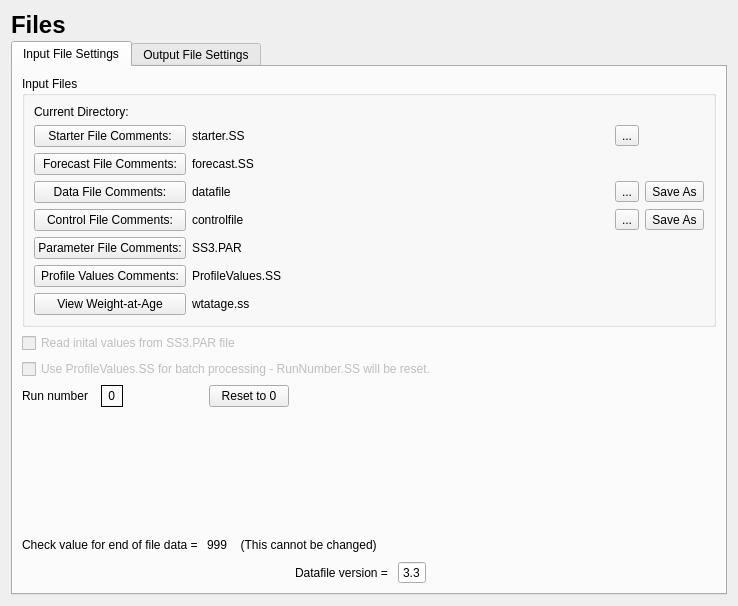
Before: the Qt Designer form src/file_widget.ui in nmfs-ost/ss3-ssi, drawn with Qt 5.
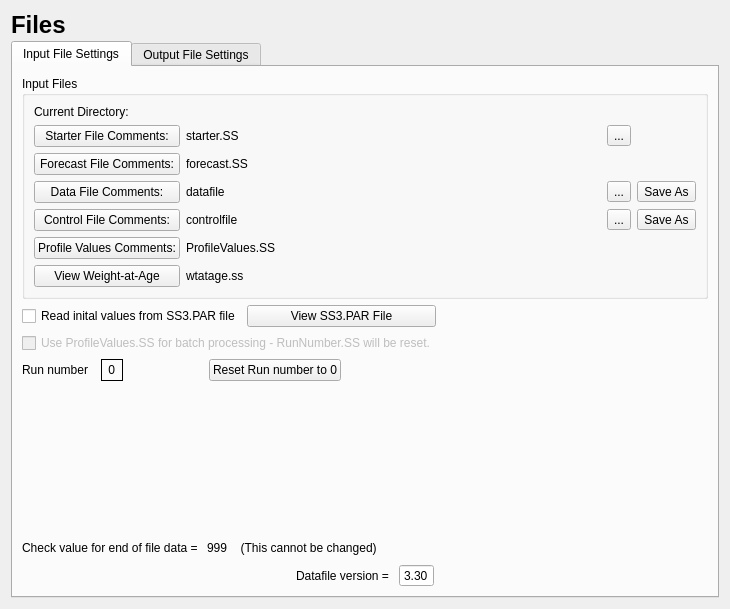
After: the same form once the commit is applied. Icons and pictures are not drawn.

What changed in the file:
```diff
--- a/src/file_widget.ui
+++ b/src/file_widget.ui
@@ -6,8 +6,8 @@
    <rect>
     <x>0</x>
     <y>0</y>
-    <width>738</width>
-    <height>606</height>
+    <width>730</width>
+    <height>609</height>
    </rect>
   </property>
   <property name="windowTitle">
@@ -67,7 +67,37 @@
        <string>Input File Settings</string>
       </attribute>
       <layout class="QGridLayout" name="gridLayout_3">
-       <item row="11" column="0">
+       <item row="15" column="0">
+        <spacer name="verticalSpacer_read_set">
+         <property name="orientation">
+          <enum>Qt::Vertical</enum>
+         </property>
+         <property name="sizeHint" stdset="0">
+          <size>
+           <width>20</width>
+           <height>40</height>
+          </size>
+         </property>
+        </spacer>
+       </item>
+       <item row="10" column="0">
+        <widget class="QCheckBox" name="checkBox_par_file">
+         <property name="enabled">
+          <bool>true</bool>
+         </property>
+         <property name="text">
+          <string>Read inital values from SS3.PAR file</string>
+         </property>
+        </widget>
+       </item>
+       <item row="10" column="1">
+        <widget class="QPushButton" name="pushButton_viewParFile">
+         <property name="text">
+          <string>View SS3.PAR File</string>
+         </property>
+        </widget>
+       </item>
+       <item row="11" column="0" colspan="2">
         <widget class="QCheckBox" name="checkBox_pro_file">
          <property name="enabled">
           <bool>false</bool>
@@ -77,7 +107,115 @@
          </property>
         </widget>
        </item>
-       <item row="22" column="0">
+       <item row="10" column="2">
+        <spacer name="horizontalSpacer_4">
+         <property name="orientation">
+          <enum>Qt::Horizontal</enum>
+         </property>
+         <property name="sizeHint" stdset="0">
+          <size>
+           <width>40</width>
+           <height>20</height>
+          </size>
+         </property>
+        </spacer>
+       </item>
+       <item row="12" column="0" colspan="3">
+        <layout class="QHBoxLayout" name="horizontalLayout_run_num">
+         <item>
+          <widget class="QLabel" name="label_run_num">
+           <property name="text">
+            <string>Run number  </string>
+           </property>
+          </widget>
+         </item>
+         <item>
+          <widget class="QLabel" name="label_run_num_val">
+           <property name="frameShape">
+            <enum>QFrame::Panel</enum>
+           </property>
+           <property name="text">
+            <string> 0 </string>
+           </property>
+          </widget>
+         </item>
+         <item>
+          <spacer name="horizontalSpacer_run_num">
+           <property name="orientation">
+            <enum>Qt::Horizontal</enum>
+           </property>
+           <property name="sizeType">
+            <enum>QSizePolicy::Minimum</enum>
+           </property>
+           <property name="sizeHint" stdset="0">
+            <size>
+             <width>80</width>
+             <height>20</height>
+            </size>
+           </property>
+          </spacer>
+         </item>
+         <item>
+          <widget class="QPushButton" name="pushButton_runnum_file">
+           <property name="text">
+            <string>Reset Run number to 0</string>
+           </property>
+          </widget>
+         </item>
+         <item>
+          <spacer name="horizontalSpacer_run_num_reset">
+           <property name="orientation">
+            <enum>Qt::Horizontal</enum>
+           </property>
+           <property name="sizeHint" stdset="0">
+            <size>
+             <width>40</width>
+             <height>20</height>
+            </size>
+           </property>
+          </spacer>
+         </item>
+        </layout>
+       </item>
+       <item row="16" column="0" colspan="3">
+        <layout class="QHBoxLayout" name="horizontalLayout">
+         <item>
+          <widget class="QLabel" name="label_note_check_value">
+           <property name="text">
+            <string>Check value for end of file data = </string>
+           </property>
+          </widget>
+         </item>
+         <item>
+          <widget class="QLabel" name="label_check_value">
+           <property name="text">
+            <string>999</string>
+           </property>
+          </widget>
+         </item>
+         <item>
+          <widget class="QLabel" name="label_check_value_info">
+           <property name="text">
+            <string>  (This cannot be changed)</string>
+           </property>
+          </widget>
+         </item>
+         <item>
+          <spacer name="horizontalSpacer_eof">
+           <property name="orientation">
+            <enum>Qt::Horizontal</enum>
+           </property>
+           <property name="sizeHint" stdset="0">
+            <size>
+             <width>40</width>
+             <height>20</height>
+            </size>
+           </property>
+          </spacer>
+         </item>
+        </layout>
+       </item>
+       <item row="22" column="0" colspan="3">
         <layout class="QHBoxLayout" name="horizontalLayout_version">
          <item>
           <spacer name="horizontalSpacer_version_1">
@@ -117,7 +255,7 @@
             <string/>
            </property>
            <property name="decimals">
-            <number>1</number>
+            <number>2</number>
            </property>
            <property name="minimum">
             <double>3.300000000000000</double>
@@ -148,35 +286,131 @@
          </item>
         </layout>
        </item>
-       <item row="15" column="0">
-        <spacer name="verticalSpacer_read_set">
-         <property name="orientation">
-          <enum>Qt::Vertical</enum>
-         </property>
-         <property name="sizeHint" stdset="0">
-          <size>
-           <width>20</width>
-           <height>40</height>
-          </size>
-         </property>
-        </spacer>
-       </item>
-       <item row="10" column="0">
-        <widget class="QCheckBox" name="checkBox_par_file">
-         <property name="enabled">
-          <bool>false</bool>
-         </property>
-         <property name="text">
-          <string>Read inital values from SS3.PAR file</string>
-         </property>
-        </widget>
-       </item>
-       <item row="8" column="0" colspan="4">
+       <item row="8" column="0" colspan="3">
         <widget class="QGroupBox" name="groupBox_input_files">
          <property name="title">
           <string>Input Files</string>
          </property>
          <layout class="QGridLayout" name="gridLayout">
+          <item row="5" column="1">
+           <widget class="QLabel" name="label_control_file">
+            <property name="toolTip">
+             <string>Filename of the control file</string>
+            </property>
+            <property name="text">
+             <string>controlfile</string>
+            </property>
+           </widget>
+          </item>
+          <item row="4" column="4">
+           <widget class="QToolButton" name="toolButton_data_file_save_as">
+            <property name="toolTip">
+             <string>Save file with a different name</string>
+            </property>
+            <property name="whatsThis">
+             <string>Save as...</string>
+            </property>
+            <property name="text">
+             <string>Save As</string>
+            </property>
+            <property name="icon">
+             <iconset resource="stock_synth.qrc">
+              <normaloff>:/images/icons/file-save-as.png</normaloff>:/images/icons/file-save-as.png</iconset>
+            </property>
+           </widget>
+          </item>
+          <item row="5" column="4">
+           <widget class="QToolButton" name="toolButton_control_file_save_as">
+            <property name="toolTip">
+             <string>Save file with a different name</string>
+            </property>
+            <property name="whatsThis">
+             <string>Save as...</string>
+            </property>
+            <property name="text">
+             <string>Save As</string>
+            </property>
+            <property name="icon">
+             <iconset resource="stock_synth.qrc">
+              <normaloff>:/images/icons/file-save-as.png</normaloff>:/images/icons/file-save-as.png</iconset>
+            </property>
+           </widget>
+          </item>
+          <item row="4" column="3">
+           <widget class="QToolButton" name="toolButton_data_file_new">
+            <property name="toolTip">
+             <string>Choose a different file</string>
+            </property>
+            <property name="whatsThis">
+             <string>New file</string>
+            </property>
+            <property name="text">
+             <string>...</string>
+            </property>
+            <property name="icon">
+             <iconset resource="stock_synth.qrc">
+              <normaloff>:/images/icons/file-new.png</normaloff>:/images/icons/file-new.png</iconset>
+            </property>
+           </widget>
+          </item>
+          <item row="5" column="3">
+           <widget class="QToolButton" name="toolButton_control_file_new">
+            <property name="toolTip">
+             <string>Choose a different file</string>
+            </property>
+            <property name="whatsThis">
+             <string>New file</string>
+            </property>
+            <property name="text">
+             <string>...</string>
+            </property>
+            <property name="icon">
+             <iconset resource="stock_synth.qrc">
+              <normaloff>:/images/icons/file-new.png</normaloff>:/images/icons/file-new.png</iconset>
+            </property>
+           </widget>
+          </item>
+          <item row="2" column="3">
+           <widget class="QToolButton" name="toolButton_file_read">
+            <property name="toolTip">
+             <string>Read current files.</string>
+            </property>
+            <property name="text">
+             <string>...</string>
+            </property>
+            <property name="icon">
+             <iconset resource="stock_synth.qrc">
+              <normaloff>:/images/icons/file-read.png</normaloff>:/images/icons/file-read.png</iconset>
+            </property>
+           </widget>
+          </item>
+          <item row="8" column="2">
+           <spacer name="horizontalSpacer_input_files">
+            <property name="orientation">
+             <enum>Qt::Horizontal</enum>
+            </property>
+            <property name="sizeHint" stdset="0">
+             <size>
+              <width>40</width>
+              <height>20</height>
+             </size>
+            </property>
+           </spacer>
+          </item>
+          <item row="9" column="0">
+           <widget class="QPushButton" name="pushButton_wtatage">
+            <property name="text">
+             <string>View Weight-at-Age</string>
+            </property>
+           </widget>
+          </item>
+          <item row="9" column="1">
+           <widget class="QLabel" name="label_wtatage">
+            <property name="text">
+             <string>wtatage.ss</string>
+            </property>
+           </widget>
+          </item>
           <item row="1" column="0">
            <widget class="QLabel" name="label_dir">
             <property name="text">
@@ -235,20 +469,13 @@
             </property>
            </widget>
           </item>
-          <item row="9" column="0">
+          <item row="8" column="0">
            <widget class="QPushButton" name="pushButton_pro_file">
             <property name="text">
              <string>Profile Values Comments:</string>
             </property>
            </widget>
           </item>
-          <item row="6" column="0">
-           <widget class="QPushButton" name="pushButton_par_file">
-            <property name="text">
-             <string>Parameter File Comments:</string>
-            </property>
-           </widget>
-          </item>
           <item row="5" column="0">
            <widget class="QPushButton" name="pushButton_control_file">
             <property name="text">
@@ -263,237 +490,16 @@
             </property>
            </widget>
           </item>
-          <item row="6" column="1">
-           <widget class="QLabel" name="label_parameter_file">
-            <property name="text">
-             <string>SS3.PAR</string>
-            </property>
-           </widget>
-          </item>
-          <item row="9" column="1">
+          <item row="8" column="1">
            <widget class="QLabel" name="label_profile_file">
             <property name="text">
              <string>ProfileValues.SS</string>
             </property>
            </widget>
           </item>
-          <item row="5" column="1">
-           <widget class="QLabel" name="label_control_file">
-            <property name="toolTip">
-             <string>Filename of the control file</string>
-            </property>
-            <property name="text">
-             <string>controlfile</string>
-            </property>
-           </widget>
-          </item>
-          <item row="4" column="4">
-           <widget class="QToolButton" name="toolButton_data_file_save_as">
-            <property name="toolTip">
-             <string>Save file with a different name</string>
-            </property>
-            <property name="whatsThis">
-             <string>Save as...</string>
-            </property>
-            <property name="text">
-             <string>Save As</string>
-            </property>
-            <property name="icon">
-             <iconset resource="stock_synth.qrc">
-              <normaloff>:/images/icons/file-save-as.png</normaloff>:/images/icons/file-save-as.png</iconset>
-            </property>
-           </widget>
-          </item>
-          <item row="5" column="4">
-           <widget class="QToolButton" name="toolButton_control_file_save_as">
-            <property name="toolTip">
-             <string>Save file with a different name</string>
-            </property>
-            <property name="whatsThis">
-             <string>Save as...</string>
-            </property>
-            <property name="text">
-             <string>Save As</string>
-            </property>
-            <property name="icon">
-             <iconset resource="stock_synth.qrc">
-              <normaloff>:/images/icons/file-save-as.png</normaloff>:/images/icons/file-save-as.png</iconset>
-            </property>
-           </widget>
-          </item>
-          <item row="4" column="3">
-           <widget class="QToolButton" name="toolButton_data_file_new">
-            <property name="toolTip">
-             <string>Choose a different file</string>
-            </property>
-            <property name="whatsThis">
-             <string>New file</string>
-            </property>
-            <property name="text">
-             <string>...</string>
-            </property>
-            <property name="icon">
-             <iconset resource="stock_synth.qrc">
-              <normaloff>:/images/icons/file-new.png</normaloff>:/images/icons/file-new.png</iconset>
-            </property>
-           </widget>
-          </item>
-          <item row="5" column="3">
-           <widget class="QToolButton" name="toolButton_control_file_new">
-            <property name="toolTip">
-             <string>Choose a different file</string>
-            </property>
-            <property name="whatsThis">
-             <string>New file</string>
-            </property>
-            <property name="text">
-             <string>...</string>
-            </property>
-            <property name="icon">
-             <iconset resource="stock_synth.qrc">
-              <normaloff>:/images/icons/file-new.png</normaloff>:/images/icons/file-new.png</iconset>
-            </property>
-           </widget>
-          </item>
-          <item row="2" column="3">
-           <widget class="QToolButton" name="toolButton_file_read">
-            <property name="toolTip">
-             <string>Read current files.</string>
-            </property>
-            <property name="text">
-             <string>...</string>
-            </property>
-            <property name="icon">
-             <iconset resource="stock_synth.qrc">
-              <normaloff>:/images/icons/file-read.png</normaloff>:/images/icons/file-read.png</iconset>
-            </property>
-           </widget>
-          </item>
-          <item row="9" column="2">
-           <spacer name="horizontalSpacer_input_files">
-            <property name="orientation">
-             <enum>Qt::Horizontal</enum>
-            </property>
-            <property name="sizeHint" stdset="0">
-             <size>
-              <width>40</width>
-              <height>20</height>
-             </size>
-            </property>
-           </spacer>
-          </item>
-          <item row="10" column="0">
-           <widget class="QPushButton" name="pushButton_wtatage">
-            <property name="text">
-             <string>View Weight-at-Age</string>
-            </property>
-           </widget>
-          </item>
-          <item row="10" column="1">
-           <widget class="QLabel" name="label_wtatage">
-            <property name="text">
-             <string>wtatage.ss</string>
-            </property>
-           </widget>
-          </item>
          </layout>
         </widget>
        </item>
-       <item row="16" column="0">
-        <layout class="QHBoxLayout" name="horizontalLayout">
-         <item>
-          <widget class="QLabel" name="label_note_check_value">
-           <property name="text">
-            <string>Check value for end of file data = </string>
-           </property>
-          </widget>
-         </item>
-         <item>
-          <widget class="QLabel" name="label_check_value">
-           <property name="text">
-            <string>999</string>
-           </property>
-          </widget>
-         </item>
-         <item>
-          <widget class="QLabel" name="label_check_value_info">
-           <property name="text">
-            <string>  (This cannot be changed)</string>
-           </property>
-          </widget>
-         </item>
-         <item>
-          <spacer name="horizontalSpacer_eof">
-           <property name="orientation">
-            <enum>Qt::Horizontal</enum>
-           </property>
-           <property name="sizeHint" stdset="0">
-            <size>
-             <width>40</width>
-             <height>20</height>
-            </size>
-           </property>
-          </spacer>
-         </item>
-        </layout>
-       </item>
-       <item row="12" column="0">
-        <layout class="QHBoxLayout" name="horizontalLayout_run_num">
-         <item>
-          <widget class="QLabel" name="label_run_num">
-           <property name="text">
-            <string>Run number  </string>
-           </property>
-          </widget>
-         </item>
-         <item>
-          <widget class="QLabel" name="label_run_num_val">
-           <property name="frameShape">
-            <enum>QFrame::Panel</enum>
-           </property>
-           <property name="text">
-            <string> 0 </string>
-           </property>
-          </widget>
-         </item>
-         <item>
-          <spacer name="horizontalSpacer_run_num">
-           <property name="orientation">
-            <enum>Qt::Horizontal</enum>
-           </property>
-           <property name="sizeType">
-            <enum>QSizePolicy::Minimum</enum>
-           </property>
-           <property name="sizeHint" stdset="0">
-            <size>
-             <width>80</width>
-             <height>20</height>
-            </size>
-           </property>
-          </spacer>
-         </item>
-         <item>
-          <widget class="QPushButton" name="pushButton_runnum_file">
-           <property name="text">
-            <string>Reset to 0</string>
-           </property>
-          </widget>
-         </item>
-         <item>
-          <spacer name="horizontalSpacer_run_num_reset">
-           <property name="orientation">
-            <enum>Qt::Horizontal</enum>
-           </property>
-           <property name="sizeHint" stdset="0">
-            <size>
-             <width>40</width>
-             <height>20</height>
-            </size>
-           </property>
-          </spacer>
-         </item>
-        </layout>
-       </item>
       </layout>
      </widget>
      <widget class="QWidget" name="tab_output">
```
